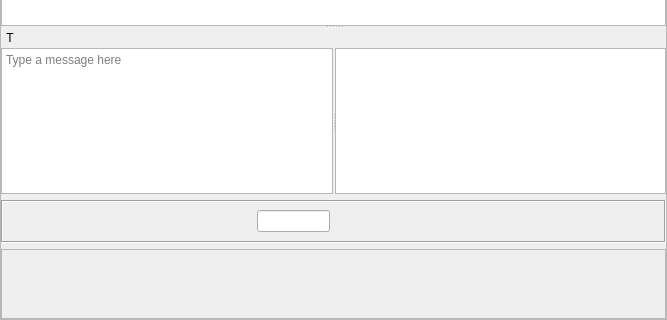
This is retroshare-gui/src/gui/chat/ChatWidget.ui in RetroShare/RetroShare as Qt 5 draws it before an edit; both pictures show x 0 to 667 and y 208 to 528 of the 667 by 528 pixel window. The edited form follows.
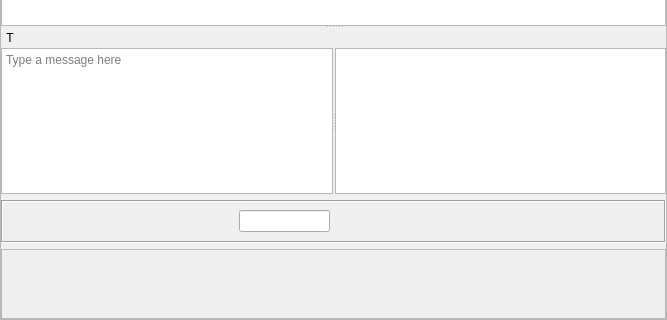
This is the edited form. Icons and pictures are not drawn. Custom widgets are drawn as their Qt base class.

Commit message: Fixed Settings Button on the Chat Widget for the darkstyles

```diff
--- a/retroshare-gui/src/gui/chat/ChatWidget.ui
+++ b/retroshare-gui/src/gui/chat/ChatWidget.ui
@@ -332,6 +332,9 @@
            <enum>QFrame::Sunken</enum>
           </property>
           <layout class="QHBoxLayout" name="toolBarFrameHLayout">
+           <property name="spacing">
+            <number>3</number>
+           </property>
            <property name="leftMargin">
             <number>2</number>
            </property>
```
The commit also changes 1 other file.
